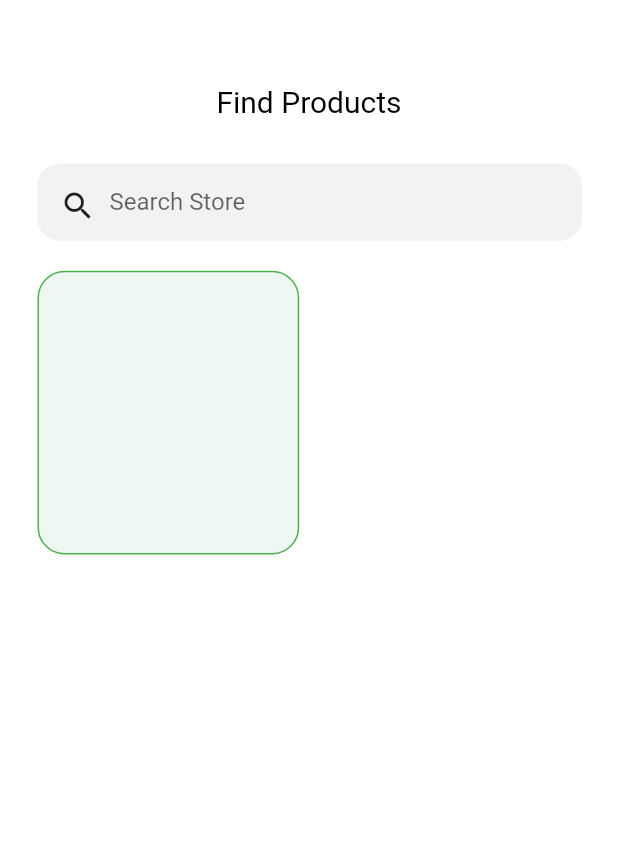
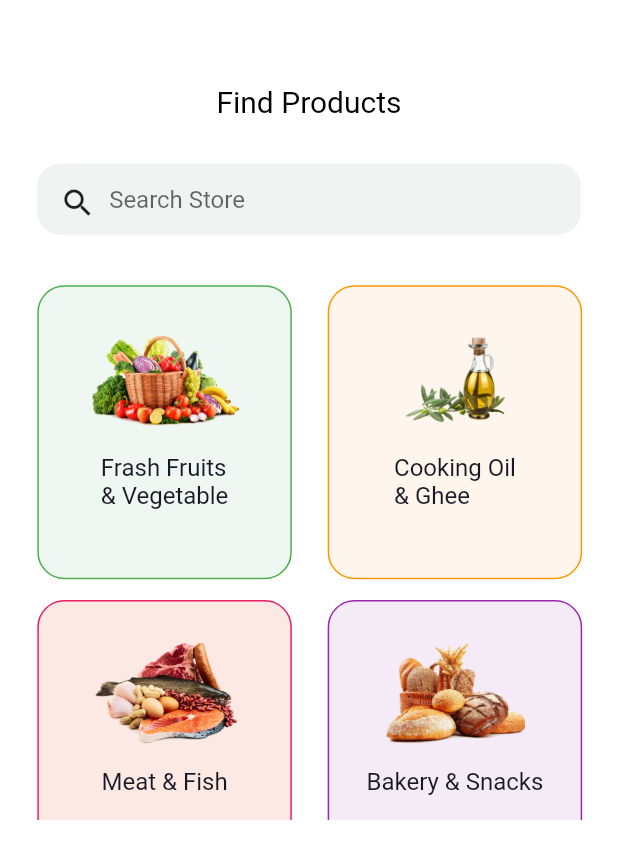
Before and after one commit to mohammedirshadpm/Online-Groceries, a Flutter app: the Explore screen opened directly, on a phone screen of 412 x 824 dp. Shown: the top 859 px of the screen. Run offline on Flutter 3.47's test engine with Material 2 defaults, Android fonts, the phone set to English and light mode, and no system bars; our stand-ins replace flutter_screenutil.

```diff
--- a/lib/Expolre.dart
+++ b/lib/Expolre.dart
@@ -1,4 +1,6 @@
 import 'package:flutter/material.dart';
+import 'package:flutter_screenutil/flutter_screenutil.dart';
+import 'package:untitled8/Screen11.dart';
 
 class Explore extends StatefulWidget {
   const Explore({Key? key}) : super(key: key);
@@ -7,12 +9,50 @@ class Explore extends StatefulWidget {
   State<Explore> createState() => _ExploreState();
 }
 
+List<String> img = [
+  "assets/b8.png",
+  "assets/b9.png",
+  "assets/b10.png",
+  "assets/b11.png",
+  "assets/b12.png",
+  "assets/b13.png",
+];
+
+List<String> text = [
+  "Frash Fruits\n& Vegetable",
+  "Cooking Oil\n& Ghee",
+  "Meat & Fish",
+  "Bakery & Snacks",
+  "Dairy & Eggs",
+  "Beverages",
+];
+List<Color> a = [
+  Color(0xff1953b175),
+  Color(0xff19f8a44c),
+  Color(0xff3ff7a593),
+  Color(0xff3fd3b0e0),
+  Color(0xff3ffde598),
+  Color(0xff3fb7dff5),
+];
+List<Color> b = [
+  Colors.green,
+  Colors.orange,
+  Colors.pink,
+  Colors.purple,
+  Colors.yellow,
+  Colors.blue,
+];
+
 class _ExploreState extends State<Explore> {
   @override
   Widget build(BuildContext context) {
+    double itemHeight = 189.10609436035156;
+    double itemWidth = 174.5;
+
     return Scaffold(
       backgroundColor: Colors.white,
-      body: Column(
+      body: SingleChildScrollView(
+        child: Column(
           crossAxisAlignment: CrossAxisAlignment.start,
           children: [
             SizedBox(
@@ -29,17 +69,17 @@ class _ExploreState extends State<Explore> {
               height: 30,
             ),
             Padding(
-            padding: const EdgeInsets.only(left: 25, right: 24),
+              padding: EdgeInsets.only(left: 25.w, right: 24.h),
               child: Container(
-              width: 364,
-              height: 51.56840133666992,
+                width: 364.w,
+                height: 51.56840133666992.h,
                 decoration: BoxDecoration(
                     borderRadius: BorderRadius.circular(15),
                     color: Color(0xfff1f2f2)),
                 child: Row(
                   children: [
                     Padding(
-                    padding: const EdgeInsets.only(left: 15, top: 5),
+                      padding: EdgeInsets.only(left: 15.w, top: 5.h),
                       child: Icon(
                         Icons.search,
                       ),
@@ -47,7 +87,7 @@ class _ExploreState extends State<Explore> {
                     SizedBox(
                       width: 100,
                       child: Padding(
-                      padding: const EdgeInsets.only(left: 9),
+                        padding: EdgeInsets.only(left: 9.w),
                         child: TextFormField(
                           decoration: InputDecoration(
                             border: UnderlineInputBorder(),
@@ -67,16 +107,58 @@ class _ExploreState extends State<Explore> {
               height: 20,
             ),
             Padding(
-            padding: const EdgeInsets.only(left: 25),
+                padding: EdgeInsets.only(left: 25.w),
+                child: SizedBox(
+                  height: 370,
+                  child: GridView.count(
+                    crossAxisCount: 2,
+                    childAspectRatio: (itemWidth / itemHeight),
+                    shrinkWrap: true,
+                    children: List.generate(6, (index) {
+                      return Padding(
+                        padding: EdgeInsets.only(top: 15.h, right: 24.w),
+                        child: GestureDetector(
+                          onTap: () {
+                            if (index == 5) {
+                              Navigator.of(context).push(MaterialPageRoute(
+                                  builder: (_) => Screen11()));
+                            }
+                          },
                           child: Container(
-                width: 174.5,
-                height: 189.10609436035156,
+                            width: 174.5.w,
+                            height: 189.10609436035156.h,
                             decoration: BoxDecoration(
-                    border: Border.all(color: Colors.green),
+                                border: Border.all(color: b[index]),
                                 borderRadius: BorderRadius.circular(18),
-                    color: Color(0x1953b175))),
-          )
+                                color: a[index]),
+                            child: Column(
+                              children: [
+                                SizedBox(
+                                  height: 27,
+                                ),
+                                Image.asset(
+                                  img[index],
+                                  width: 111.37899017333984.w,
+                                  height: 74.90237426757812.h,
+                                ),
+                                SizedBox(
+                                  height: 15,
+                                ),
+                                Text(text[index],
+                                    style: TextStyle(
+                                        fontSize: 16,
+                                        fontWeight: FontWeight.w400,
+                                        color: Color(0xff181725))),
                               ],
+                            ),
+                          ),
+                        ),
+                      );
+                    }),
+                  ),
+                )),
+          ],
+        ),
       ),
     );
   }
```
Also changed, not shown: lib/Screen10.dart (+4 -8 lines), lib/Screen11.dart (added, +190 -0 lines), assets/b10.png (added), assets/b11.png (added), assets/b12.png (added), assets/b13.png (added), assets/b14.png (added), assets/b9.png (added), assets/c.png (added), assets/c1.png (added), assets/c2.png (added), assets/c3.png (added), assets/c4.png (added), assets/c5.png (added). Lines whose indentation alone changed are shown as unchanged.
